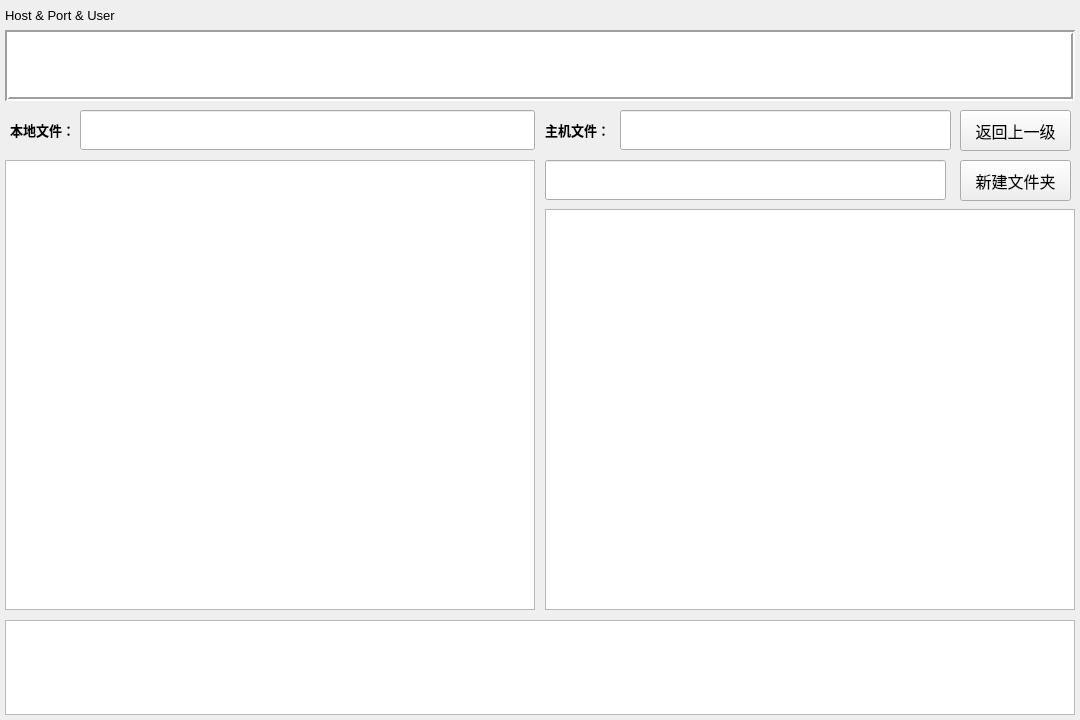
Old version of the form mainwindow.ui in the repository Eldil12/FTP_client.
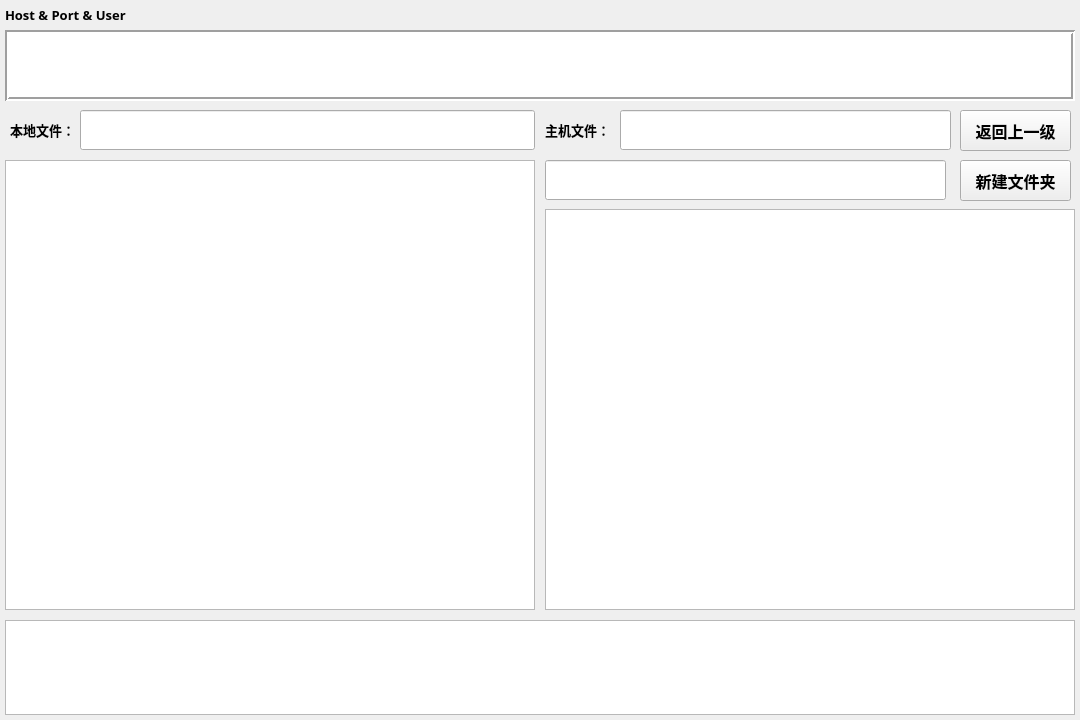
New version of the form.

What changed in the file:
```diff
--- a/mainwindow.ui
+++ b/mainwindow.ui
@@ -33,10 +33,10 @@
     </property>
     <property name="font">
      <font>
-      <family>Arial</family>
+      <family>楷体</family>
       <pointsize>10</pointsize>
-      <weight>50</weight>
-      <bold>false</bold>
+      <weight>75</weight>
+      <bold>true</bold>
      </font>
     </property>
     <property name="text">
@@ -211,9 +211,10 @@
     </property>
     <property name="font">
      <font>
+      <family>楷体</family>
       <pointsize>12</pointsize>
-      <weight>50</weight>
-      <bold>false</bold>
+      <weight>75</weight>
+      <bold>true</bold>
      </font>
     </property>
     <property name="text">
@@ -231,9 +232,10 @@
     </property>
     <property name="font">
      <font>
+      <family>楷体</family>
       <pointsize>12</pointsize>
-      <weight>50</weight>
-      <bold>false</bold>
+      <weight>75</weight>
+      <bold>true</bold>
      </font>
     </property>
     <property name="text">
```
Left out of the diff: 46 changed lines with no effect on the pictures.
